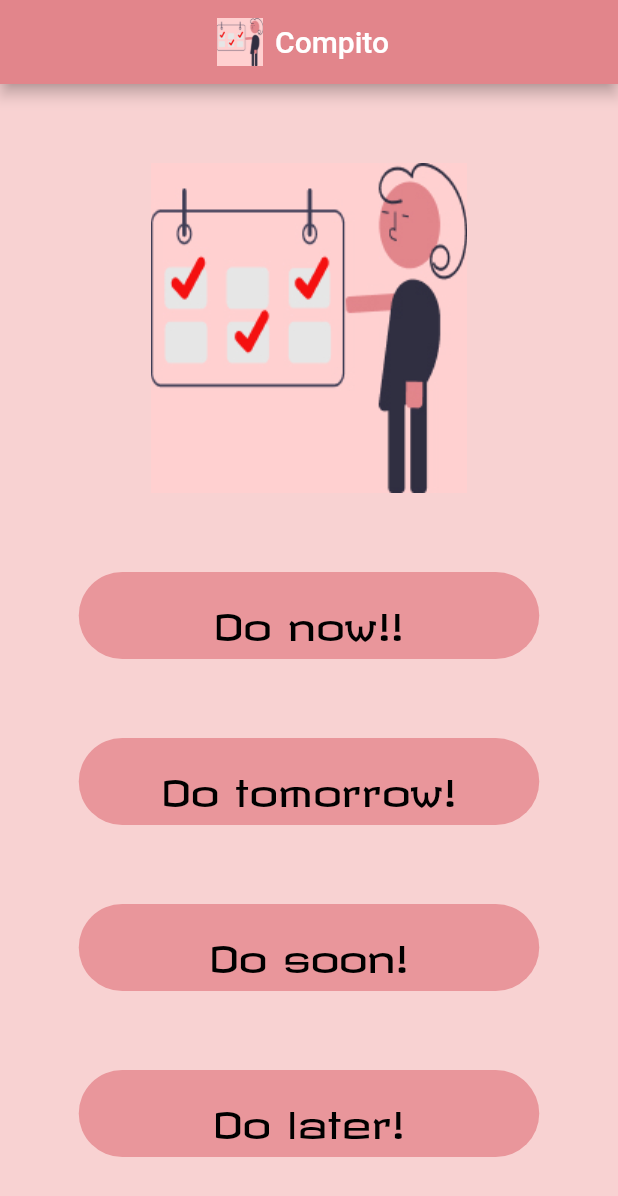
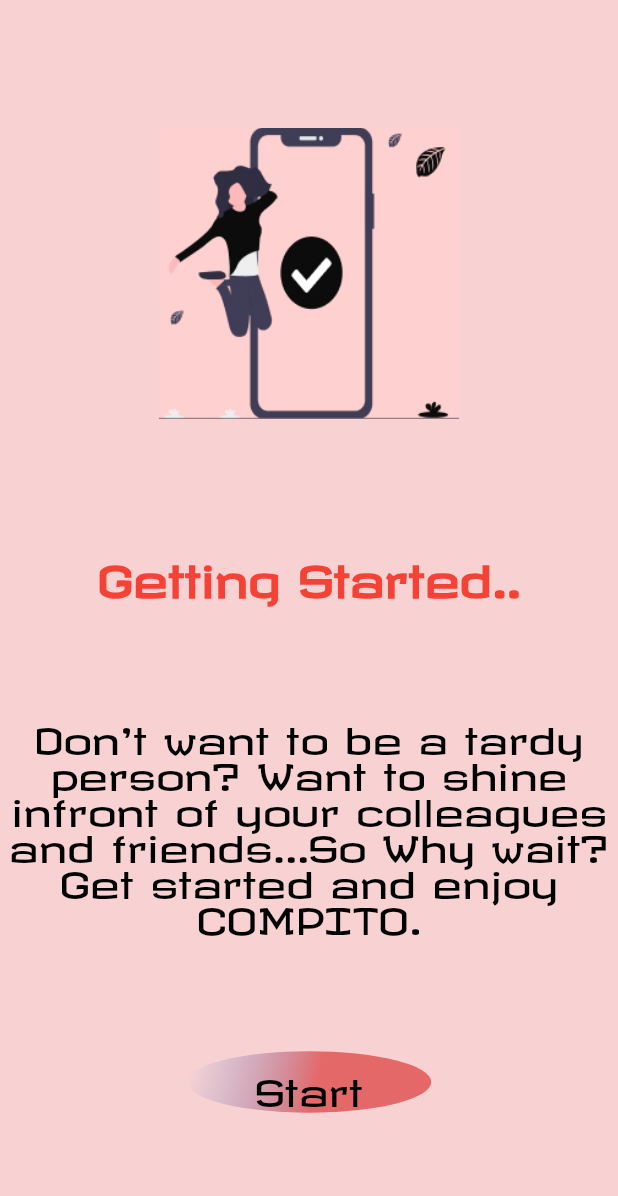
Before and after one commit to Megha2001/todo_list, a Flutter app: the screen it shows after launch, on a phone screen of 412 x 824 dp. Shown: the top 1196 px of the screen. Run offline on Flutter 3.47's test engine with Material 2 defaults, Android fonts, the phone set to English and light mode, and no system bars.

```diff
--- a/lib/main.dart
+++ b/lib/main.dart
@@ -1,9 +1,10 @@
 import 'package:flutter/cupertino.dart';
 import 'package:flutter/material.dart';
-import 'package:todo_list/home.dart';
+
+import 'package:todo_list/startpage.dart';
 
 
 void main() => runApp(MaterialApp(
   debugShowCheckedModeBanner: false,
-  home: HomeWidget(),
+  home: Start(),
 ));
--- /dev/null
+++ b/lib/startpage.dart
@@ -0,0 +1,81 @@
+import 'package:flutter/material.dart';
+
+import 'home.dart';
+
+class Start extends StatelessWidget {
+  @override
+  Widget build(BuildContext context) {
+    return Scaffold(
+      backgroundColor: Color(0xffF8D2D2),
+      body: Column(
+        mainAxisAlignment: MainAxisAlignment.spaceEvenly,
+        children: [
+          Stack(
+            children: [
+              Container(
+                color: Colors.blueAccent,
+              ),
+              Center(
+                child: Container(
+                  height: 200,
+                  width: 200,
+                  color: Color(0xffF8D2D2),
+                  child: Image.asset('assets/images/pic2.jpg'),
+                ),
+              )
+            ],
+          ),
+          Text(
+            "Getting Started..",
+            textAlign: TextAlign.center,
+            style: TextStyle(
+                color: Colors.red,
+                fontFamily: 'Revalia',
+                fontSize: 28,
+                letterSpacing: 0,
+                fontWeight: FontWeight.bold,
+                height: 1),
+          ),
+          Text(
+            "Don't want to be a tardy person? Want to shine infront of your colleagues and friends...So Why wait? Get started and enjoy COMPITO.",
+            textAlign: TextAlign.center,
+            style: TextStyle(
+                color: Color.fromRGBO(0, 0, 0, 1),
+                fontFamily: 'Revalia',
+                fontSize: 24,
+                letterSpacing: 0,
+                fontWeight: FontWeight.normal,
+                height: 1),
+          ),
+          Container(
+                width: 163,
+                height: 41,
+                decoration: BoxDecoration(
+                gradient : LinearGradient(
+                begin: Alignment(6.123234262925839e-17,1),
+                end: Alignment(-1,6.123234262925839e-17),
+                colors: [Color.fromRGBO(214, 28, 28, 0.5799999833106995),Color.fromRGBO(28, 103, 214, 0)]
+                ),
+                borderRadius : BorderRadius.all(Radius.elliptical(163, 41)),
+                ),
+            child: FlatButton(
+
+                onPressed: () {
+                  Navigator.push(context,
+                      MaterialPageRoute(builder: (context) => HomeWidget()));
+                },
+                child: Text("Start",
+                    textAlign: TextAlign.center,
+                    style: TextStyle(
+                        color: Color.fromRGBO(0, 0, 0, 1),
+                        fontFamily: 'Revalia',
+                        fontSize: 24,
+                        letterSpacing: 0,
+                        fontWeight: FontWeight.normal,
+                        height: 1))),
+          )
+        ],
+      ),
+    );
+  }
+}
--- a/pubspec.yaml
+++ b/pubspec.yaml
@@ -49,6 +49,7 @@ flutter:
   # To add assets to your application, add an assets section, like this:
   assets:
      - assets/images/pic1.jpg
+     - assets/images/pic2.jpg
 
 
   # An image asset can refer to one or more resolution-specific "variants", see
```
Also changed, not shown: assets/images/pic2.jpg (added).
